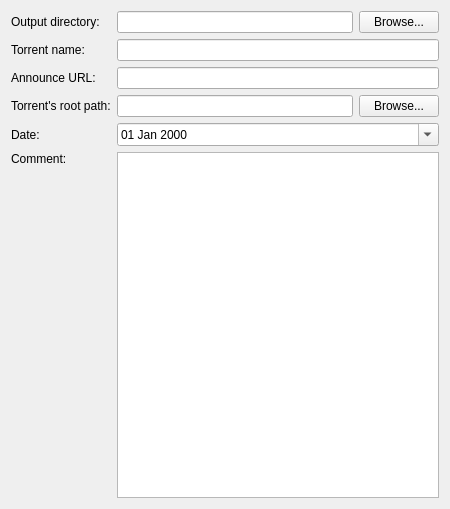
This is src/plugins/bittorrent/newtorrentfirststep.ui in 0xd34df00d/leechcraft as Qt 5 draws it before an edit. The edited form follows.
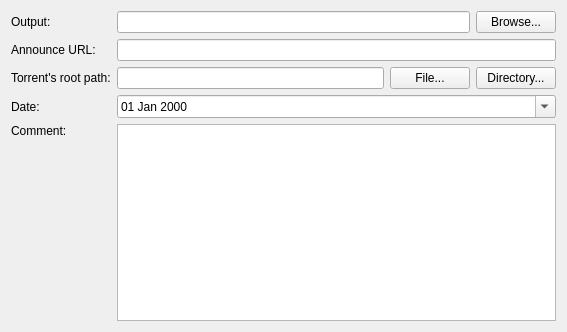
This is the edited form. Icons and pictures are not drawn.

Commit message: BitTorrent: reworked NewTorrentWizard a bit.

```diff
--- a/src/plugins/bittorrent/newtorrentfirststep.ui
+++ b/src/plugins/bittorrent/newtorrentfirststep.ui
@@ -1,12 +1,12 @@
 <ui version="4.0" >
  <class>NewTorrentFirstStep</class>
- <widget class="QWidget" name="NewTorrentFirstStep" >
-  <property name="geometry" >
+ <widget class="QWidget" name="NewTorrentFirstStep">
+  <property name="geometry">
    <rect>
     <x>0</x>
     <y>0</y>
-    <width>450</width>
-    <height>509</height>
+    <width>567</width>
+    <height>332</height>
    </rect>
   </property>
   <property name="windowTitle" >
@@ -15,11 +15,11 @@
   <property name="windowIcon" >
    <iconset resource="resources.qrc" >:/resources/images/bittorrent.svg</iconset>
   </property>
-  <layout class="QGridLayout" >
-   <item row="0" column="0" >
-    <widget class="QLabel" name="label_4" >
-     <property name="text" >
-      <string>Output directory:</string>
+  <layout class="QGridLayout">
+   <item row="0" column="0">
+    <widget class="QLabel" name="label_4">
+     <property name="text">
+      <string>Output:</string>
      </property>
     </widget>
    </item>
@@ -37,57 +37,54 @@
      </item>
     </layout>
    </item>
-   <item row="1" column="0" >
-    <widget class="QLabel" name="label" >
-     <property name="text" >
-      <string>Torrent name:</string>
-     </property>
-    </widget>
-   </item>
-   <item row="1" column="1" >
-    <widget class="QLineEdit" name="TorrentName_" />
-   </item>
-   <item row="2" column="0" >
-    <widget class="QLabel" name="label_2" >
-     <property name="text" >
+   <item row="1" column="0">
+    <widget class="QLabel" name="label_2">
+     <property name="text">
       <string>Announce URL:</string>
      </property>
     </widget>
    </item>
-   <item row="2" column="1" >
-    <widget class="QLineEdit" name="AnnounceURL_" />
+   <item row="1" column="1">
+    <widget class="QLineEdit" name="AnnounceURL_"/>
    </item>
-   <item row="3" column="0" >
-    <widget class="QLabel" name="label_6" >
-     <property name="text" >
+   <item row="2" column="0">
+    <widget class="QLabel" name="label_6">
+     <property name="text">
       <string>Torrent's root path:</string>
      </property>
     </widget>
    </item>
-   <item row="3" column="1" >
-    <layout class="QHBoxLayout" >
+   <item row="2" column="1">
+    <layout class="QHBoxLayout">
      <item>
       <widget class="QLineEdit" name="RootPath_" />
      </item>
      <item>
-      <widget class="QPushButton" name="BrowseRoot_" >
-       <property name="text" >
-        <string>Browse...</string>
+      <widget class="QPushButton" name="BrowseFile_">
+       <property name="text">
+        <string>File...</string>
+       </property>
+      </widget>
+     </item>
+     <item>
+      <widget class="QPushButton" name="BrowseDirectory_">
+       <property name="text">
+        <string>Directory...</string>
        </property>
       </widget>
      </item>
     </layout>
    </item>
-   <item row="4" column="0" >
-    <widget class="QLabel" name="label_5" >
-     <property name="text" >
+   <item row="3" column="0">
+    <widget class="QLabel" name="label_5">
+     <property name="text">
       <string>Date:</string>
      </property>
     </widget>
    </item>
-   <item row="4" column="1" >
-    <widget class="QDateEdit" name="Date_" >
-     <property name="displayFormat" >
+   <item row="3" column="1">
+    <widget class="QDateEdit" name="Date_">
+     <property name="displayFormat">
       <string>dd MMM yyyy</string>
      </property>
      <property name="calendarPopup" >
@@ -95,17 +92,17 @@
      </property>
     </widget>
    </item>
-   <item row="5" column="0" >
-    <widget class="QLabel" name="label_3" >
-     <property name="text" >
+   <item row="4" column="0">
+    <widget class="QLabel" name="label_3">
+     <property name="text">
       <string>Comment:</string>
      </property>
     </widget>
    </item>
-   <item rowspan="2" row="5" column="1" >
-    <widget class="QTextEdit" name="Comment_" />
+   <item row="4" column="1" rowspan="2">
+    <widget class="QTextEdit" name="Comment_"/>
    </item>
-   <item row="6" column="0" >
+   <item row="5" column="0">
     <spacer>
      <property name="orientation" >
       <enum>Qt::Vertical</enum>
```
Left out of the diff: 30 changed lines with no effect on the pictures. The commit also changes 5 other files.
